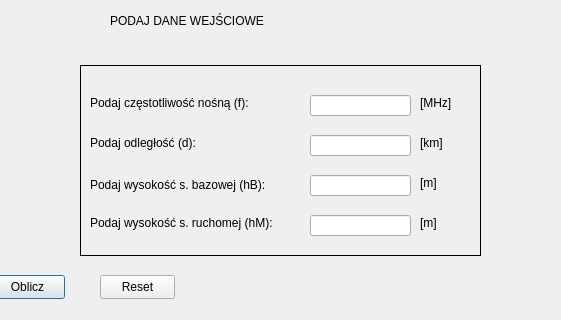
Before: the Qt Designer form UI/model_haty2.ui in lukaszbladziak5/ICalcThis, drawn with Qt 5; both pictures show x 470 to 1031 and y 175 to 495 of the 1200 by 800 pixel window.
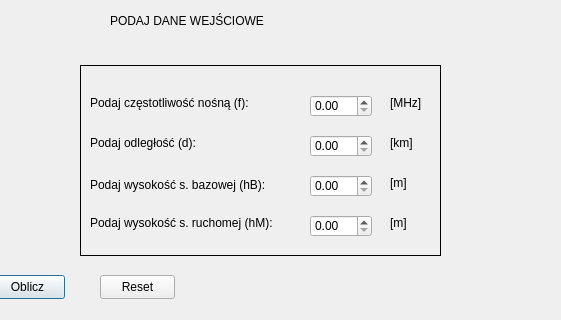
After: the same form once the commit is applied.

What changed in the file:
```diff
--- a/UI/model_haty2.ui
+++ b/UI/model_haty2.ui
@@ -278,7 +278,7 @@
      <rect>
       <x>550</x>
       <y>240</y>
-      <width>401</width>
+      <width>361</width>
       <height>191</height>
      </rect>
     </property>
@@ -288,46 +288,6 @@
     <property name="frameShadow">
      <enum>QFrame::Plain</enum>
     </property>
-    <widget class="QLineEdit" name="v_input_2">
-     <property name="geometry">
-      <rect>
-       <x>230</x>
-       <y>30</y>
-       <width>101</width>
-       <height>21</height>
-      </rect>
-     </property>
-    </widget>
-    <widget class="QLineEdit" name="d_input_2">
-     <property name="geometry">
-      <rect>
-       <x>230</x>
-       <y>70</y>
-       <width>101</width>
-       <height>21</height>
-      </rect>
-     </property>
-    </widget>
-    <widget class="QLineEdit" name="hB_input_2">
-     <property name="geometry">
-      <rect>
-       <x>230</x>
-       <y>110</y>
-       <width>101</width>
-       <height>21</height>
-      </rect>
-     </property>
-    </widget>
-    <widget class="QLineEdit" name="hM_input_2">
-     <property name="geometry">
-      <rect>
-       <x>230</x>
-       <y>150</y>
-       <width>101</width>
-       <height>21</height>
-      </rect>
-     </property>
-    </widget>
     <widget class="QLabel" name="v_tekst_2">
      <property name="geometry">
       <rect>
@@ -344,7 +304,7 @@
     <widget class="QLabel" name="MHz_tekst_2">
      <property name="geometry">
       <rect>
-       <x>340</x>
+       <x>310</x>
        <y>30</y>
        <width>49</width>
        <height>16</height>
@@ -357,7 +317,7 @@
     <widget class="QLabel" name="km_tekst_2">
      <property name="geometry">
       <rect>
-       <x>340</x>
+       <x>310</x>
        <y>70</y>
        <width>49</width>
        <height>16</height>
@@ -370,7 +330,7 @@
     <widget class="QLabel" name="m1_tekst_2">
      <property name="geometry">
       <rect>
-       <x>340</x>
+       <x>310</x>
        <y>110</y>
        <width>49</width>
        <height>16</height>
@@ -383,7 +343,7 @@
     <widget class="QLabel" name="m2_tekst_2">
      <property name="geometry">
       <rect>
-       <x>340</x>
+       <x>310</x>
        <y>150</y>
        <width>49</width>
        <height>16</height>
@@ -432,6 +392,46 @@
       <string>Podaj wysokość s. ruchomej (hM):</string>
      </property>
     </widget>
+    <widget class="QDoubleSpinBox" name="v_input_2">
+     <property name="geometry">
+      <rect>
+       <x>230</x>
+       <y>30</y>
+       <width>62</width>
+       <height>22</height>
+      </rect>
+     </property>
+    </widget>
+    <widget class="QDoubleSpinBox" name="d_input_2">
+     <property name="geometry">
+      <rect>
+       <x>230</x>
+       <y>70</y>
+       <width>62</width>
+       <height>22</height>
+      </rect>
+     </property>
+    </widget>
+    <widget class="QDoubleSpinBox" name="hB_input_2">
+     <property name="geometry">
+      <rect>
+       <x>230</x>
+       <y>110</y>
+       <width>62</width>
+       <height>22</height>
+      </rect>
+     </property>
+    </widget>
+    <widget class="QDoubleSpinBox" name="hM_input_2">
+     <property name="geometry">
+      <rect>
+       <x>230</x>
+       <y>150</y>
+       <width>62</width>
+       <height>22</height>
+      </rect>
+     </property>
+    </widget>
    </widget>
    <widget class="QLabel" name="tekst_podaj_dane">
     <property name="geometry">
```
